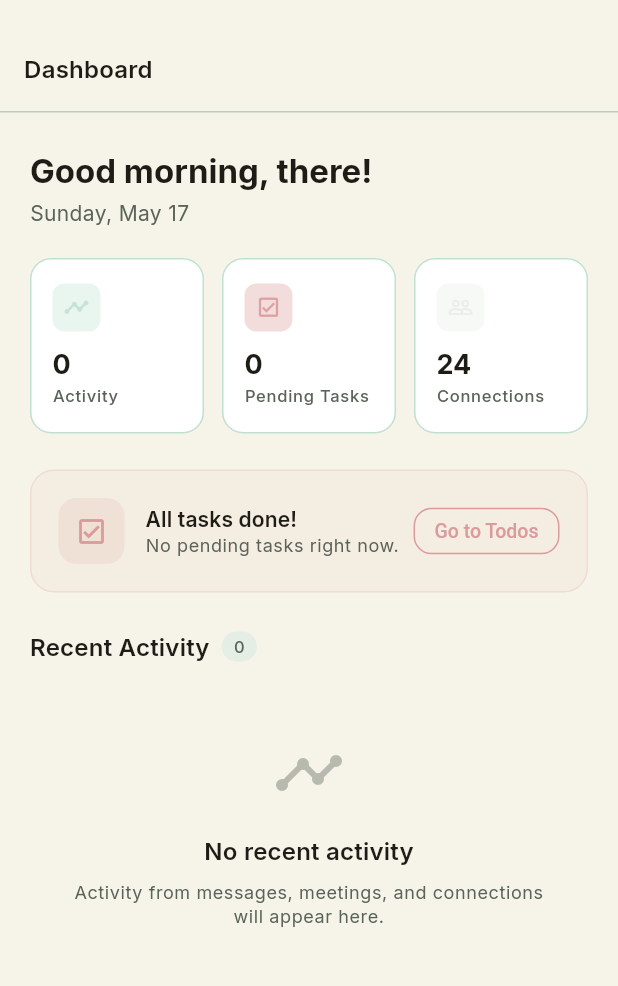
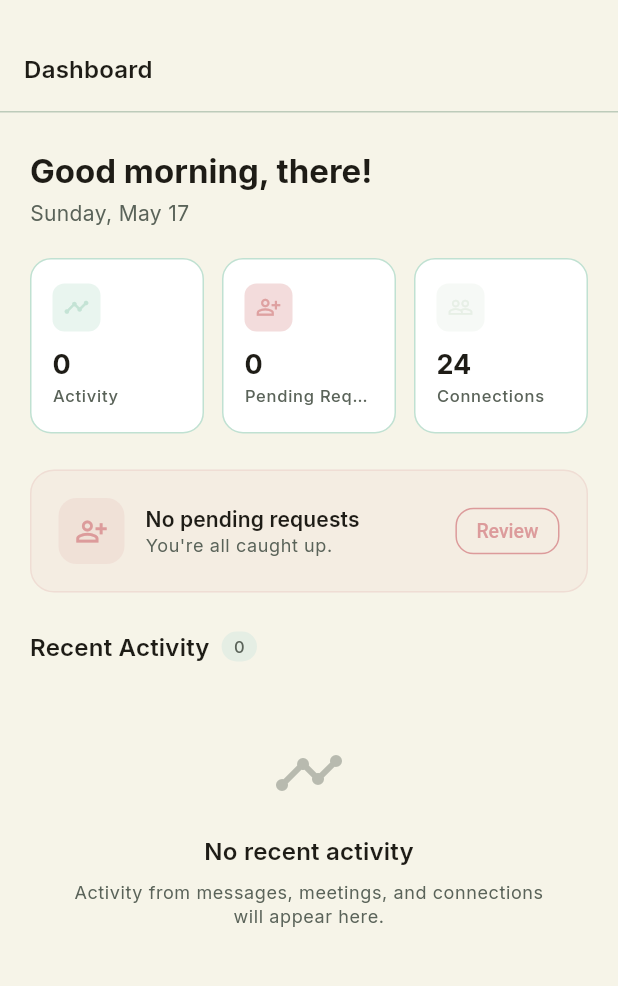
Before and after one commit to tawsif-r/digital-card-flutter, a Flutter app: the DashboardScreen screen opened by its route, on a phone screen of 412 x 824 dp, the part 57-1043 px from its top. Run offline on Flutter 3.47's test engine with Material 3 defaults, Android fonts, the phone set to English and light mode, and no system bars; our stand-ins replace cached_network_image, dio, flutter_colorpicker, flutter_dotenv, flutter_riverpod, flutter_secure_storage and 7 more; accounts and stored records are empty.

Commit message:
add request in dashboard

```diff
--- a/lib/core/router/router.dart
+++ b/lib/core/router/router.dart
@@ -82,7 +82,7 @@ final routerProvider = Provider<GoRouter>((ref) {
         builder: (_, __, shell) => EmployeeShell(navigationShell: shell),
         branches: [
           StatefulShellBranch(routes: [
-            GoRoute(path: Routes.employeeDashboard, builder: (_, __) => const DashboardScreen(todosRoute: Routes.employeeTodos)),
+            GoRoute(path: Routes.employeeDashboard, builder: (_, __) => const DashboardScreen(pendingRoute: Routes.employeeContactPending)),
           ]),
           StatefulShellBranch(routes: [
             GoRoute(path: Routes.issuedCards, builder: (_, __) => const IssuedCardsScreen()),
@@ -148,7 +148,7 @@ final routerProvider = Provider<GoRouter>((ref) {
             AppShell(navigationShell: navigationShell),
         branches: [
           StatefulShellBranch(routes: [
-            GoRoute(path: Routes.home, builder: (_, __) => const DashboardScreen()),
+            GoRoute(path: Routes.home, builder: (_, __) => const DashboardScreen(pendingRoute: Routes.contactPending)),
           ]),
           StatefulShellBranch(routes: [
             GoRoute(
--- a/lib/features/dashboard/data/dashboard_repository.dart
+++ b/lib/features/dashboard/data/dashboard_repository.dart
@@ -14,11 +14,6 @@ class DashboardRepository {
     return MockService.getActivity();
   }
 
-  Future<int> getTaskCount() async {
-    // TODO: wire to real endpoint when backend ready
-    return MockService.getTaskCount();
-  }
-
   Future<List<TaskModel>> getTasks() async {
     if (AppConfig.useMock) return MockService.getTasks();
     final res = await _dio.get('/api/tasks');
--- a/lib/features/dashboard/providers/dashboard_provider.dart
+++ b/lib/features/dashboard/providers/dashboard_provider.dart
@@ -5,13 +5,9 @@ import '../../../core/di/providers.dart';
 import '../../../core/providers/session_provider.dart';
 
 class DashboardState {
-  const DashboardState({
-    required this.activity,
-    required this.pendingTaskCount,
-  });
+  const DashboardState({required this.activity});
 
   final List<ActivityItem> activity;
-  final int pendingTaskCount;
 }
 
 final dashboardRepositoryProvider = Provider<DashboardRepository>((ref) {
@@ -22,20 +18,14 @@ class DashboardNotifier extends AsyncNotifier<DashboardState> {
   @override
   Future<DashboardState> build() async {
     final userId = ref.watch(userSessionProvider);
-    if (userId == null) return const DashboardState(activity: [], pendingTaskCount: 0);
+    if (userId == null) return const DashboardState(activity: []);
     return _fetch();
   }
 
   Future<DashboardState> _fetch() async {
     final repo = ref.read(dashboardRepositoryProvider);
-    final results = await Future.wait([
-      repo.getActivity(),
-      repo.getTaskCount(),
-    ]);
-    return DashboardState(
-      activity: results[0] as List<ActivityItem>,
-      pendingTaskCount: results[1] as int,
-    );
+    final activity = await repo.getActivity();
+    return DashboardState(activity: activity);
   }
 
   Future<void> refresh() async {
--- a/lib/features/dashboard/screens/dashboard_screen.dart
+++ b/lib/features/dashboard/screens/dashboard_screen.dart
@@ -4,13 +4,14 @@ import 'package:go_router/go_router.dart';
 import '../providers/dashboard_provider.dart';
 import '../domain/activity_model.dart';
 import '../../auth/providers/auth_provider.dart';
+import '../../contacts/providers/contacts_provider.dart';
 import '../../../core/theme/app_colors.dart';
 import '../../../core/router/routes.dart';
 
 class DashboardScreen extends ConsumerWidget {
-  const DashboardScreen({super.key, this.todosRoute});
+  const DashboardScreen({super.key, this.pendingRoute});
 
-  final String? todosRoute;
+  final String? pendingRoute;
 
   @override
   Widget build(BuildContext context, WidgetRef ref) {
@@ -28,13 +29,21 @@ class DashboardScreen extends ConsumerWidget {
       ),
       body: RefreshIndicator(
         color: AppColors.primary,
-        onRefresh: () => ref.read(dashboardProvider.notifier).refresh(),
+        onRefresh: () async {
+          await Future.wait([
+            ref.read(dashboardProvider.notifier).refresh(),
+            ref.refresh(pendingRequestsProvider.future),
+          ]);
+        },
         child: dashAsync.when(
           loading: () => const _DashboardShimmer(),
           error: (_, __) => _ErrorView(
             onRetry: () => ref.read(dashboardProvider.notifier).refresh(),
           ),
-          data: (data) => _DashboardBody(state: data, todosRoute: todosRoute ?? Routes.todos),
+          data: (data) => _DashboardBody(
+            state: data,
+            pendingRoute: pendingRoute ?? Routes.contactPending,
+          ),
         ),
       ),
     );
@@ -42,16 +51,21 @@ class DashboardScreen extends ConsumerWidget {
 }
 
 class _DashboardBody extends ConsumerWidget {
-  const _DashboardBody({required this.state, required this.todosRoute});
+  const _DashboardBody({required this.state, required this.pendingRoute});
 
   final DashboardState state;
-  final String todosRoute;
+  final String pendingRoute;
 
   @override
   Widget build(BuildContext context, WidgetRef ref) {
     final user = ref.watch(authProvider).user;
     final name = user?.name?.split(' ').first ?? 'there';
     final greeting = _greeting();
+    final pendingAsync = ref.watch(pendingRequestsProvider);
+    final pendingCount = pendingAsync.maybeWhen(
+      data: (list) => list.length,
+      orElse: () => 0,
+    );
 
     return CustomScrollView(
       slivers: [
@@ -66,14 +80,18 @@ class _DashboardBody extends ConsumerWidget {
           sliver: SliverToBoxAdapter(
             child: _StatsRow(
               activityCount: state.activity.length,
-              pendingTaskCount: state.pendingTaskCount,
+              pendingRequestCount: pendingCount,
             ),
           ),
         ),
         SliverPadding(
           padding: const EdgeInsets.fromLTRB(20, 24, 20, 0),
           sliver: SliverToBoxAdapter(
-            child: _TasksOverviewCard(pendingCount: state.pendingTaskCount, todosRoute: todosRoute),
+            child: _PendingRequestsCard(
+              pendingCount: pendingCount,
+              isLoading: pendingAsync.isLoading,
+              pendingRoute: pendingRoute,
+            ),
           ),
         ),
         SliverPadding(
@@ -144,10 +162,10 @@ class _WelcomeHeader extends StatelessWidget {
 }
 
 class _StatsRow extends StatelessWidget {
-  const _StatsRow({required this.activityCount, required this.pendingTaskCount});
+  const _StatsRow({required this.activityCount, required this.pendingRequestCount});
 
   final int activityCount;
-  final int pendingTaskCount;
+  final int pendingRequestCount;
 
   @override
   Widget build(BuildContext context) {
@@ -164,9 +182,9 @@ class _StatsRow extends StatelessWidget {
         const SizedBox(width: 12),
         Expanded(
           child: _StatCard(
-            label: 'Pending Tasks',
-            value: pendingTaskCount.toString(),
-            icon: Icons.check_box_outlined,
+            label: 'Pending Requests',
+            value: pendingRequestCount.toString(),
+            icon: Icons.person_add_alt_outlined,
             color: AppColors.rose,
           ),
         ),
@@ -239,11 +257,16 @@ class _StatCard extends StatelessWidget {
   }
 }
 
-class _TasksOverviewCard extends StatelessWidget {
-  const _TasksOverviewCard({required this.pendingCount, required this.todosRoute});
+class _PendingRequestsCard extends StatelessWidget {
+  const _PendingRequestsCard({
+    required this.pendingCount,
+    required this.isLoading,
+    required this.pendingRoute,
+  });
 
   final int pendingCount;
-  final String todosRoute;
+  final bool isLoading;
+  final String pendingRoute;
 
   @override
   Widget build(BuildContext context) {
@@ -266,7 +289,7 @@ class _TasksOverviewCard extends StatelessWidget {
               color: AppColors.primary.withOpacity(0.15),
               borderRadius: BorderRadius.circular(12),
             ),
-            child: const Icon(Icons.check_box_outlined, color: AppColors.primary, size: 22),
+            child: const Icon(Icons.person_add_alt_outlined, color: AppColors.primary, size: 22),
           ),
           const SizedBox(width: 14),
           Expanded(
@@ -274,15 +297,17 @@ class _TasksOverviewCard extends StatelessWidget {
               crossAxisAlignment: CrossAxisAlignment.start,
               children: [
                 Text(
-                  pendingCount == 0
-                      ? 'All tasks done!'
-                      : '$pendingCount pending task${pendingCount == 1 ? '' : 's'}',
+                  isLoading
+                      ? 'Loading requests…'
+                      : pendingCount == 0
+                          ? 'No pending requests'
+                          : '$pendingCount pending request${pendingCount == 1 ? '' : 's'}',
                   style: tt.titleSmall?.copyWith(fontWeight: FontWeight.w600),
                 ),
                 Text(
                   pendingCount == 0
-                      ? 'No pending tasks right now.'
-                      : 'Stay on top of your to-do list.',
+                      ? "You're all caught up."
+                      : 'Review incoming connection requests.',
                   style: tt.bodySmall?.copyWith(color: cs.onSurfaceVariant),
                 ),
               ],
@@ -290,7 +315,7 @@ class _TasksOverviewCard extends StatelessWidget {
           ),
           const SizedBox(width: 8),
           OutlinedButton(
-            onPressed: () => context.go(todosRoute),
+            onPressed: () => context.go(pendingRoute),
             style: OutlinedButton.styleFrom(
               foregroundColor: AppColors.primary,
               side: const BorderSide(color: AppColors.primary),
@@ -298,7 +323,7 @@ class _TasksOverviewCard extends StatelessWidget {
               minimumSize: Size.zero,
               tapTargetSize: MaterialTapTargetSize.shrinkWrap,
             ),
-            child: const Text('Go to Todos', style: TextStyle(fontSize: 13)),
+            child: const Text('Review', style: TextStyle(fontSize: 13)),
           ),
         ],
       ),
```
